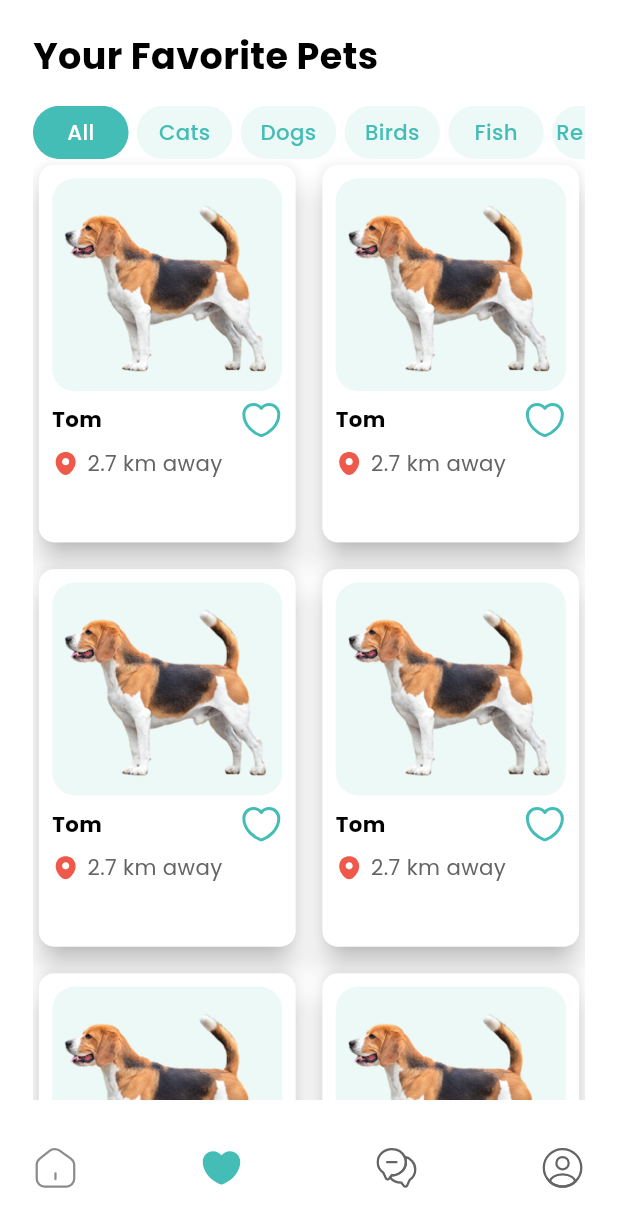
After one commit to mohamedatef04/mentorship_week_4_pet_finder_app, a Flutter app: the MainHomeView screen opened by its route, item 2 of the bottom bar chosen, on a phone screen of 412 x 824 dp. The commit adds this screen. Shown: the top 1227 px of the screen. Run offline on Flutter 3.47's test engine with Material 3 defaults, Android fonts, the phone set to English and light mode, and no system bars; drawn by our look-alikes of google_nav_bar; our stand-ins replace flutter_bloc, flutter_screenutil, flutter_svg, go_router.

Commit message:
-update flutter bloc package - create favourites view - add it in app routes - create nav bar cubit - configure it with the nav bar - create fav item - create fav list view - finish fav view ui

```diff
--- a/lib/core/routing/app_routes.dart
+++ b/lib/core/routing/app_routes.dart
@@ -1,4 +1,5 @@
 import 'package:go_router/go_router.dart';
+import 'package:pet_finder_app_task/features/favourites/presentation/views/favourites_view.dart';
 import 'package:pet_finder_app_task/features/home/presentation/views/home_view.dart';
 import 'package:pet_finder_app_task/features/home/presentation/views/main_home_view.dart';
 import 'package:pet_finder_app_task/features/home/presentation/views/pet_details_view.dart';
@@ -27,5 +28,9 @@ final router = GoRouter(
       path: PetDetailsView.routeName,
       builder: (context, state) => const PetDetailsView(),
     ),
+    GoRoute(
+      path: FavouritesView.routeName,
+      builder: (context, state) => const FavouritesView(),
+    ),
   ],
 );
--- a/lib/core/widgets/custom_nav_bar.dart
+++ b/lib/core/widgets/custom_nav_bar.dart
@@ -1,9 +1,11 @@
 import 'package:flutter/material.dart';
+import 'package:flutter_bloc/flutter_bloc.dart';
 import 'package:flutter_screenutil/flutter_screenutil.dart';
 import 'package:flutter_svg/flutter_svg.dart';
 import 'package:google_nav_bar/google_nav_bar.dart';
 import 'package:pet_finder_app_task/core/theme/app_colors.dart';
 import 'package:pet_finder_app_task/core/utils/assets.dart';
+import 'package:pet_finder_app_task/features/home/presentation/cubits/nav_bar/nav_bar_cubit.dart';
 
 class CustomNavBar extends StatefulWidget {
   const CustomNavBar({super.key});
@@ -32,6 +34,7 @@ class _CustomNavBarState extends State<CustomNavBar> {
         setState(() {
           selectedIndex = value;
         });
+        context.read<NavBarCubit>().changeIndex(value);
       },
       tabs: [
         GButton(
@@ -79,5 +82,3 @@ class _CustomNavBarState extends State<CustomNavBar> {
     );
   }
 }
-
-class NavBarCubit {}
--- /dev/null
+++ b/lib/features/favourites/presentation/views/favourites_view.dart
@@ -0,0 +1,37 @@
+import 'package:flutter/material.dart';
+import 'package:flutter_screenutil/flutter_screenutil.dart';
+import 'package:pet_finder_app_task/core/theme/app_text_styles.dart';
+import 'package:pet_finder_app_task/features/favourites/presentation/widgets/favs_grid_view.dart';
+import 'package:pet_finder_app_task/features/home/presentation/widgets/categories_list_view.dart';
+
+class FavouritesView extends StatelessWidget {
+  const FavouritesView({super.key});
+  static const routeName = '/favourites';
+
+  @override
+  Widget build(BuildContext context) {
+    return Scaffold(
+      body: SafeArea(
+        child: Padding(
+          padding: EdgeInsets.symmetric(horizontal: 20.w),
+          child: CustomScrollView(
+            slivers: [
+              SliverToBoxAdapter(child: SizedBox(height: 20.h)),
+              SliverToBoxAdapter(
+                child: Text(
+                  'Your Favorite Pets',
+                  style: AppTextStyles.black24,
+                ),
+              ),
+              SliverToBoxAdapter(child: SizedBox(height: 15.h)),
+              const SliverToBoxAdapter(
+                child: CategoriesListView(),
+              ),
+              const FavsGridView(),
+            ],
+          ),
+        ),
+      ),
+    );
+  }
+}
--- /dev/null
+++ b/lib/features/favourites/presentation/widgets/fav_item.dart
@@ -0,0 +1,70 @@
+import 'package:flutter/material.dart';
+import 'package:flutter_screenutil/flutter_screenutil.dart';
+import 'package:flutter_svg/svg.dart';
+import 'package:pet_finder_app_task/core/theme/app_colors.dart';
+import 'package:pet_finder_app_task/core/theme/app_text_styles.dart';
+import 'package:pet_finder_app_task/core/utils/assets.dart';
+
+class FavItem extends StatelessWidget {
+  const FavItem({super.key});
+
+  @override
+  Widget build(BuildContext context) {
+    return Card(
+      elevation: 8,
+      shape: RoundedRectangleBorder(
+        borderRadius: BorderRadius.all(Radius.circular(10.r)),
+      ),
+      child: Container(
+        decoration: BoxDecoration(
+          color: AppColors.whiteColor,
+          borderRadius: BorderRadius.all(Radius.circular(10.r)),
+        ),
+        child: Padding(
+          padding: EdgeInsets.all(8.w),
+          child: Column(
+            spacing: 5.h,
+            children: [
+              Container(
+                width: 151.w,
+                height: 140.h,
+                decoration: BoxDecoration(
+                  color: AppColors.secondaryColor,
+                  borderRadius: BorderRadius.all(
+                    Radius.circular(15.r),
+                  ),
+                  image: const DecorationImage(
+                    image: AssetImage(Assets.imagesPet),
+                    fit: BoxFit.fill,
+                  ),
+                ),
+              ),
+              Row(
+                children: [
+                  Text(
+                    'Tom',
+                    style: AppTextStyles.black18.copyWith(fontSize: 14.sp),
+                  ),
+                  const Spacer(),
+                  SvgPicture.asset(Assets.imagesHeart),
+                ],
+              ),
+              Row(
+                spacing: 5.w,
+                children: [
+                  SvgPicture.asset(Assets.imagesLocation),
+                  Text(
+                    '2.7 km away',
+                    style: AppTextStyles.darkGrey16.copyWith(
+                      fontSize: 14.sp,
+                    ),
+                  ),
+                ],
+              ),
+            ],
+          ),
+        ),
+      ),
+    );
+  }
+}
--- /dev/null
+++ b/lib/features/favourites/presentation/widgets/favs_grid_view.dart
@@ -0,0 +1,22 @@
+import 'package:flutter/material.dart';
+import 'package:pet_finder_app_task/features/favourites/presentation/widgets/fav_item.dart';
+
+class FavsGridView extends StatelessWidget {
+  const FavsGridView({super.key});
+
+  @override
+  Widget build(BuildContext context) {
+    return SliverGrid.builder(
+      itemCount: 10,
+      gridDelegate: const SliverGridDelegateWithFixedCrossAxisCount(
+        mainAxisSpacing: 10,
+        crossAxisSpacing: 10,
+        childAspectRatio: 0.69,
+        crossAxisCount: 2,
+      ),
+      itemBuilder: (context, index) {
+        return const FavItem();
+      },
+    );
+  }
+}
--- /dev/null
+++ b/lib/features/home/presentation/cubits/nav_bar/nav_bar_cubit.dart
@@ -0,0 +1,13 @@
+import 'package:flutter/material.dart';
+import 'package:flutter_bloc/flutter_bloc.dart';
+part 'nav_bar_state.dart';
+
+class NavBarCubit extends Cubit<NavBarState> {
+  NavBarCubit() : super(NavBarInitial());
+
+  int currentIndex = 0;
+  void changeIndex(int index) {
+    currentIndex = index;
+    emit(NavBarIndexChanged());
+  }
+}
--- /dev/null
+++ b/lib/features/home/presentation/cubits/nav_bar/nav_bar_state.dart
@@ -0,0 +1,8 @@
+part of 'nav_bar_cubit.dart';
+
+@immutable
+abstract class NavBarState {}
+
+class NavBarInitial extends NavBarState {}
+
+class NavBarIndexChanged extends NavBarState {}
--- a/lib/features/home/presentation/views/main_home_view.dart
+++ b/lib/features/home/presentation/views/main_home_view.dart
@@ -1,5 +1,8 @@
 import 'package:flutter/material.dart';
+import 'package:flutter_bloc/flutter_bloc.dart';
 import 'package:pet_finder_app_task/core/widgets/custom_nav_bar.dart';
+import 'package:pet_finder_app_task/features/favourites/presentation/views/favourites_view.dart';
+import 'package:pet_finder_app_task/features/home/presentation/cubits/nav_bar/nav_bar_cubit.dart';
 import 'package:pet_finder_app_task/features/home/presentation/views/home_view.dart';
 
 class MainHomeView extends StatefulWidget {
@@ -13,12 +16,23 @@ class MainHomeView extends StatefulWidget {
 class _MainHomeViewState extends State<MainHomeView> {
   final List<Widget> views = const [
     HomeView(),
+    FavouritesView(),
   ];
   @override
   Widget build(BuildContext context) {
-    return Scaffold(
-      body: views[0],
-      bottomNavigationBar: const CustomNavBar(),
+    return BlocProvider<NavBarCubit>(
+      create: (context) => NavBarCubit(),
+      child: BlocConsumer<NavBarCubit, NavBarState>(
+        listener: (context, state) {
+          if (state is NavBarIndexChanged) {}
+        },
+        builder: (context, state) {
+          return Scaffold(
+            body: views[context.read<NavBarCubit>().currentIndex],
+            bottomNavigationBar: const CustomNavBar(),
+          );
+        },
+      ),
     );
   }
 }
```
Also changed, not shown: pubspec.yaml (+8 -14 lines), pubspec.lock.
